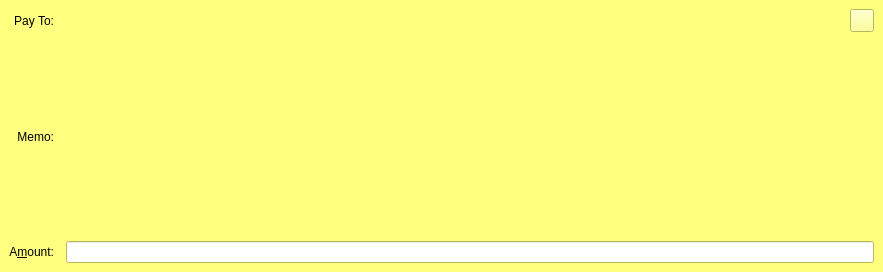
This is src/qt/forms/sendtokensentry.ui in AlphaconNetwork/AlphaconNetwork as Qt 5 draws it before an edit. The edited form follows.
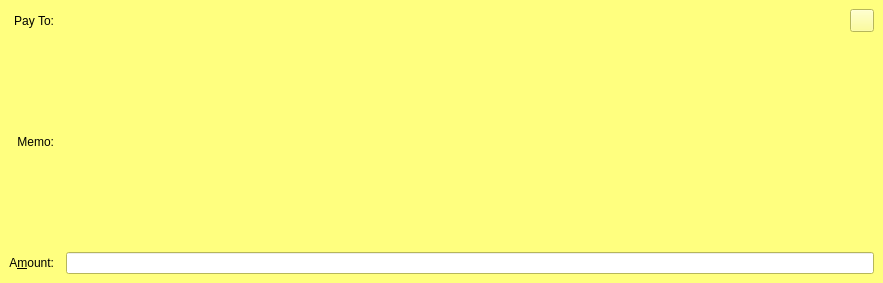
This is the edited form. The open tabs and pages were chosen to show the change. Icons and pictures are not drawn. Custom widgets are drawn as their Qt base class.

```diff
--- a/src/qt/forms/sendtokensentry.ui
+++ b/src/qt/forms/sendtokensentry.ui
@@ -7,7 +7,7 @@
     <x>0</x>
     <y>0</y>
     <width>883</width>
-    <height>272</height>
+    <height>283</height>
    </rect>
   </property>
   <property name="focusPolicy">
@@ -418,6 +418,15 @@
         </color>
        </brush>
       </colorrole>
+      <colorrole role="PlaceholderText">
+       <brush brushstyle="NoBrush">
+        <color alpha="128">
+         <red>0</red>
+         <green>0</green>
+         <blue>0</blue>
+        </color>
+       </brush>
+      </colorrole>
      </active>
      <inactive>
       <colorrole role="WindowText">
@@ -555,6 +564,15 @@
         </color>
        </brush>
       </colorrole>
+      <colorrole role="PlaceholderText">
+       <brush brushstyle="NoBrush">
+        <color alpha="128">
+         <red>0</red>
+         <green>0</green>
+         <blue>0</blue>
+        </color>
+       </brush>
+      </colorrole>
      </inactive>
      <disabled>
       <colorrole role="WindowText">
@@ -692,6 +710,15 @@
         </color>
        </brush>
       </colorrole>
+      <colorrole role="PlaceholderText">
+       <brush brushstyle="NoBrush">
+        <color alpha="128">
+         <red>0</red>
+         <green>0</green>
+         <blue>0</blue>
+        </color>
+       </brush>
+      </colorrole>
      </disabled>
     </palette>
    </property>
```
Left out of the diff: 49 changed lines with no effect on the pictures. Lines whose indentation alone changed are shown as unchanged.
